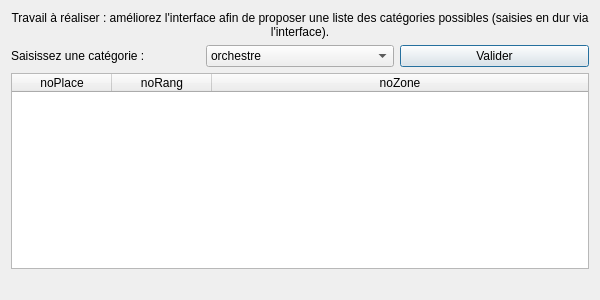
This is gui/fct_comp_1.ui in BennyBellier/Theatre-CEDB-Project as Qt 5 draws it before an edit. The edited form follows.
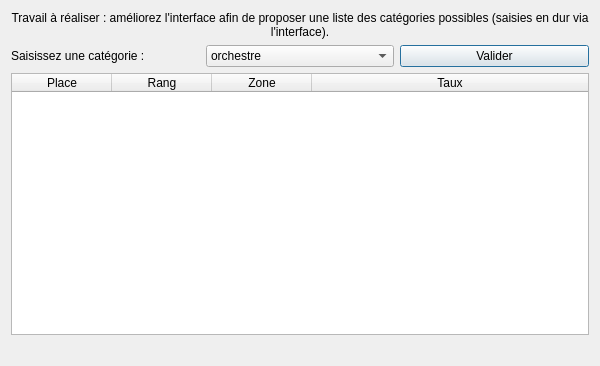
This is the edited form.

Commit message: correction insertion dans LesPlaces mise en places affichage de la liste des places avec une comboBox

Patch:
```diff
--- a/gui/fct_comp_1.ui
+++ b/gui/fct_comp_1.ui
@@ -7,7 +7,7 @@
     <x>0</x>
     <y>0</y>
     <width>600</width>
-    <height>300</height>
+    <height>366</height>
    </rect>
   </property>
   <property name="windowTitle">
@@ -69,6 +69,18 @@
    </item>
    <item>
     <widget class="QTableWidget" name="table_fct_comp_1">
+     <property name="dragEnabled">
+      <bool>false</bool>
+     </property>
+     <property name="alternatingRowColors">
+      <bool>false</bool>
+     </property>
+     <property name="selectionMode">
+      <enum>QAbstractItemView::ExtendedSelection</enum>
+     </property>
+     <property name="sortingEnabled">
+      <bool>false</bool>
+     </property>
      <attribute name="horizontalHeaderMinimumSectionSize">
       <number>50</number>
      </attribute>
@@ -80,17 +92,22 @@
      </attribute>
      <column>
       <property name="text">
-       <string>noPlace</string>
+       <string>Place</string>
       </property>
      </column>
      <column>
       <property name="text">
-       <string>noRang</string>
+       <string>Rang</string>
       </property>
      </column>
      <column>
       <property name="text">
-       <string>noZone</string>
+       <string>Zone</string>
+      </property>
+     </column>
+     <column>
+      <property name="text">
+       <string>Taux</string>
       </property>
      </column>
     </widget>
```
Left out of the diff: 8 changed lines with no effect on the pictures. The commit also changes 3 other files.
